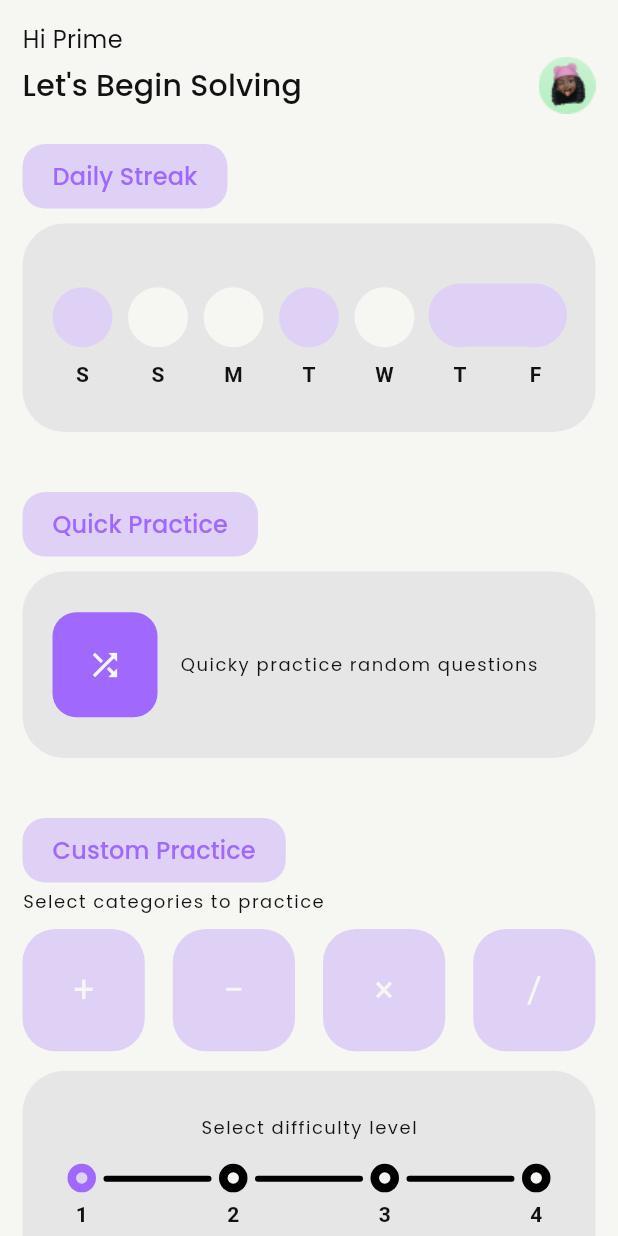
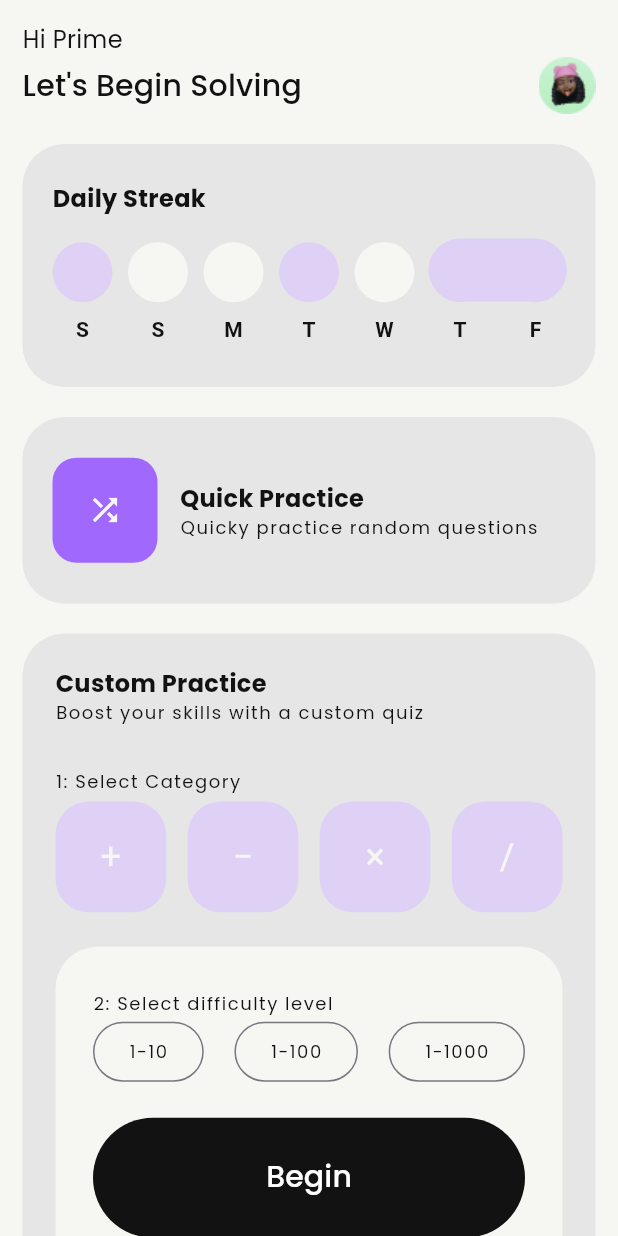
Before and after one commit to prime-infinity/numeracy_app, a Flutter app: the screen it shows after launch, on a phone screen of 412 x 824 dp. Run offline on Flutter 3.47's test engine with Material 3 defaults, Android fonts, the phone set to English and light mode, and no system bars; our stand-ins replace flutter_riverpod, go_router, google_fonts, riverpod_annotation; generated files the repository leaves out were written again.

Commit message:
done done ui overhall

```diff
--- a/lib/screens/home/animated_tab_button.dart
+++ b/lib/screens/home/animated_tab_button.dart
@@ -67,19 +67,19 @@ class _AnimatedTabButtonState extends State<AnimatedTabButton>
       child: AnimatedContainer(
         duration: const Duration(milliseconds: 300),
         curve: Curves.easeInOut,
+        padding: const EdgeInsets.all(10),
         decoration: BoxDecoration(
-          color:
-              widget.isSelected ? AppColors.cardGrey : AppColors.primaryAccent,
+          color: widget.isSelected ? AppColors.white : AppColors.primaryAccent,
           borderRadius: BorderRadius.vertical(
             top: const Radius.circular(22),
             bottom: Radius.circular(widget.isSelected ? 0 : 22),
           ),
         ),
         child: Padding(
-          padding: const EdgeInsets.all(10.0),
+          padding: const EdgeInsets.all(0),
           child: SizedBox(
-            width: 61.5,
-            height: 61.5,
+            width: 53.77,
+            height: 53.77,
             child: ClipRRect(
               borderRadius: BorderRadius.circular(18),
               child: Stack(
@@ -93,7 +93,7 @@ class _AnimatedTabButtonState extends State<AnimatedTabButton>
                     animation: _animation,
                     builder: (context, child) {
                       return CustomPaint(
-                        size: const Size(61.5, 61.5),
+                        size: const Size(53.77, 53.77),
                         painter: RadialSpreadPainter(
                           animation: _animation.value,
                           primaryColor: AppColors.primaryColor,
@@ -167,10 +167,10 @@ class AnimatedExtensionContainer extends StatelessWidget {
         isSelected ? ((animationProgress - 0.7) / 0.3).clamp(0.0, 1.0) : 0.0;
 
     return CustomPaint(
-      size: const Size(81.0, 17.0),
+      size: const Size(73.77, 25),
       painter: ExtensionPainter(
         progress: fillProgress,
-        color: AppColors.cardGrey,
+        color: AppColors.white,
       ),
     );
   }
--- a/lib/screens/home/daily_streak.dart
+++ b/lib/screens/home/daily_streak.dart
@@ -1,4 +1,5 @@
 import 'package:flutter/material.dart';
+import 'package:numeracy_app/shared/texts/styled_text.dart';
 //import 'package:numeracy_app/shared/texts/styled_text.dart';
 import 'package:numeracy_app/theme.dart';
 
@@ -27,6 +28,7 @@ class DailyStreak extends StatelessWidget {
       child: Column(
         crossAxisAlignment: CrossAxisAlignment.start,
         children: [
+          StyledMediumText("Daily Streak", AppColors.black, true),
           const SizedBox(height: 14),
           SizedBox(
             height:
--- a/lib/screens/home/home.dart
+++ b/lib/screens/home/home.dart
@@ -2,7 +2,6 @@ import 'package:flutter/material.dart';
 import 'package:go_router/go_router.dart';
 import 'package:numeracy_app/screens/home/daily_streak.dart';
 import 'package:numeracy_app/screens/home/multi_selectable_tabs.dart';
-import 'package:numeracy_app/shared/pills/styled_pill.dart';
 import 'package:numeracy_app/shared/texts/styled_text.dart';
 import 'package:numeracy_app/theme.dart';
 
@@ -33,7 +32,7 @@ class _HomeState extends State<Home> {
                 Column(
                   crossAxisAlignment: CrossAxisAlignment.start,
                   children: [
-                    StyledMediumText("Hi Prime", AppColors.black),
+                    StyledMediumText("Hi Prime", AppColors.black, false),
                     Row(
                       mainAxisAlignment: MainAxisAlignment.spaceBetween,
                       children: [
@@ -49,12 +48,9 @@ class _HomeState extends State<Home> {
                   ],
                 ),
                 const SizedBox(height: 20),
-                const StyledPill(text: "Daily Streak"),
-                const SizedBox(height: 10),
+
                 const DailyStreak(),
-                const SizedBox(height: 40),
-                const StyledPill(text: "Quick Practice"),
-                const SizedBox(height: 10),
+                const SizedBox(height: 20),
                 GestureDetector(
                   onTap: () {
                     context.go('/questions');
@@ -88,6 +84,8 @@ class _HomeState extends State<Home> {
                               crossAxisAlignment: CrossAxisAlignment.start,
                               mainAxisAlignment: MainAxisAlignment.center,
                               children: [
+                                StyledMediumText(
+                                    "Quick Practice", AppColors.black, true),
                                 StyledSmallText(
                                     "Quicky practice random questions",
                                     AppColors.black)
@@ -99,15 +97,29 @@ class _HomeState extends State<Home> {
                     ),
                   ),
                 ),
-                const SizedBox(height: 40), // Add some spacing
-                const StyledPill(text: "Custom Practice"),
-                const SizedBox(
-                  height: 5,
-                ),
-                StyledSmallText(
-                    "Select categories to practice", AppColors.black),
-                const SizedBox(height: 10),
-                const MultiSelectableTabs(),
+                const SizedBox(height: 20), // Add some spacing
+
+                Container(
+                    padding: const EdgeInsets.symmetric(
+                        horizontal: 22, vertical: 22),
+                    decoration: BoxDecoration(
+                        color: AppColors.cardGrey,
+                        borderRadius:
+                            BorderRadius.circular(AppDimensions.cardRadius)),
+                    child: Column(
+                      crossAxisAlignment: CrossAxisAlignment.start,
+                      children: [
+                        StyledMediumText(
+                            "Custom Practice", AppColors.black, true),
+                        StyledSmallText("Boost your skills with a custom quiz",
+                            AppColors.black),
+                        const SizedBox(height: 30),
+                        StyledSmallText("1: Select Category", AppColors.black),
+                        const SizedBox(height: 5),
+                        const MultiSelectableTabs(),
+                      ],
+                    )),
+                const SizedBox(height: 20)
               ],
             ),
           ),
--- a/lib/screens/home/level_selector.dart
+++ /dev/null
@@ -1,190 +0,0 @@
-import 'package:flutter/material.dart';
-import 'package:numeracy_app/theme.dart';
-
-class LevelInfo {
-  final String range;
-  final String description;
-
-  const LevelInfo({required this.range, required this.description});
-}
-
-class LevelSelector extends StatelessWidget {
-  final int selectedLevel;
-  final Function(int) onLevelSelected;
-  final double circleSize;
-  final double lineWidth;
-  final double spacing;
-
-  final Map<int, LevelInfo> levelDescriptions = const {
-    1: LevelInfo(range: "1-10", description: "even numbers"),
-    2: LevelInfo(range: "1-40", description: "even numbers"),
-    3: LevelInfo(range: "1-50", description: "odd and even numbers"),
-    4: LevelInfo(range: "1-100", description: "odd and even numbers"),
-  };
-
-  const LevelSelector({
-    super.key,
-    required this.selectedLevel,
-    required this.onLevelSelected,
-    this.circleSize = 19.0,
-    this.lineWidth = 72.0,
-    this.spacing = 5.0,
-  });
-
-  double get totalWidth => 4 * circleSize + 3 * (lineWidth + 2 * spacing);
-
-  @override
-  Widget build(BuildContext context) {
-    return SizedBox(
-      width: totalWidth,
-      child: Column(
-        children: [
-          // Level selector row
-          Row(
-            mainAxisAlignment: MainAxisAlignment.center,
-            children: List.generate(4, (index) {
-              final level = index + 1;
-              return Row(
-                crossAxisAlignment: CrossAxisAlignment.center,
-                children: [
-                  Column(
-                    mainAxisSize: MainAxisSize.min,
-                    children: [
-                      GestureDetector(
-                        onTap: () => onLevelSelected(level),
-                        child: Container(
-                          width: circleSize,
-                          height: circleSize,
-                          decoration: BoxDecoration(
-                            shape: BoxShape.circle,
-                            color: level <= selectedLevel
-                                ? AppColors.primaryColor
-                                : Colors.black,
-                          ),
-                          child: Center(
-                            child: Container(
-                              width: circleSize * 0.4,
-                              height: circleSize * 0.4,
-                              decoration: BoxDecoration(
-                                shape: BoxShape.circle,
-                                color: level <= selectedLevel
-                                    ? AppColors.primaryAccent
-                                    : AppColors.white,
-                              ),
-                            ),
-                          ),
-                        ),
-                      ),
-                      SizedBox(height: spacing),
-                      Text(
-                        '$level',
-                        style: TextStyle(
-                          fontSize: 14,
-                          fontWeight: FontWeight.bold,
-                          color: AppColors.black,
-                        ),
-                      ),
-                    ],
-                  ),
-                  if (index < 3)
-                    Container(
-                      width: lineWidth,
-                      height: 4,
-                      margin: EdgeInsets.symmetric(horizontal: spacing),
-                      decoration: BoxDecoration(
-                        color: level < selectedLevel
-                            ? AppColors.primaryColor
-                            : Colors.black,
-                        borderRadius: BorderRadius.circular(2),
-                      ),
-                      transform:
-                          Matrix4.translationValues(0, -(spacing + 7), 0),
-                    ),
-                ],
-              );
-            }),
-          ),
-
-          const SizedBox(height: 16),
-
-          // Description container with tooltip
-          Stack(
-            clipBehavior: Clip.none,
-            children: [
-              // Main description container
-              Container(
-                width: totalWidth,
-                padding: const EdgeInsets.all(12),
-                decoration: BoxDecoration(
-                  color: AppColors.primaryAccent,
-                  borderRadius: BorderRadius.only(
-                      topLeft: const Radius.circular(0),
-                      topRight: const Radius.circular(0),
-                      bottomLeft: Radius.circular(AppDimensions.cardRadius - 8),
-                      bottomRight:
-                          Radius.circular(AppDimensions.cardRadius - 8)),
-                  border: Border.all(
-                    color: AppColors.primaryColor,
-                    width: 1,
-                  ),
-                ),
-                child: AnimatedSwitcher(
-                  duration: const Duration(milliseconds: 300),
-                  child: Text(
-                    '${levelDescriptions[selectedLevel]?.range}, ${levelDescriptions[selectedLevel]?.description}',
-                    key: ValueKey(selectedLevel),
-                    style: TextStyle(
-                      fontSize: 12,
-                      color: AppColors.primaryColor,
-                      fontWeight: FontWeight.bold,
-                    ),
-                    textAlign: TextAlign.center,
-                  ),
-                ),
-              ),
-
-              // Tooltip triangle
-              AnimatedPositioned(
-                duration: const Duration(milliseconds: 300),
-                curve: Curves.easeInOut,
-                top: -10,
-                left: (selectedLevel - 1) *
-                        (circleSize + lineWidth + 2 * spacing) +
-                    (circleSize / 2) -
-                    10,
-                child: CustomPaint(
-                  size: const Size(20, 10),
-                  painter: TooltipTrianglePainter(AppColors.primaryColor),
-                ),
-              ),
-            ],
-          ),
-        ],
-      ),
-    );
-  }
-}
-
-class TooltipTrianglePainter extends CustomPainter {
-  final Color color;
-
-  TooltipTrianglePainter(this.color);
-
-  @override
-  void paint(Canvas canvas, Size size) {
-    final paint = Paint()
-      ..color = color
-      ..style = PaintingStyle.fill;
-
-    final path = Path()
-      ..moveTo(size.width / 2, 0)
-      ..lineTo(0, size.height)
-      ..lineTo(size.width, size.height)
-      ..close();
-
-    canvas.drawPath(path, paint);
-  }
-
-  @override
-  bool shouldRepaint(covariant CustomPainter oldDelegate) => false;
-}
--- a/lib/screens/home/multi_selectable_tabs.dart
+++ b/lib/screens/home/multi_selectable_tabs.dart
@@ -1,6 +1,5 @@
 import 'package:flutter/material.dart';
 import 'package:numeracy_app/screens/home/animated_tab_button.dart';
-import 'package:numeracy_app/screens/home/level_selector.dart';
 import 'package:numeracy_app/shared/buttons/styled_button.dart';
 import 'package:numeracy_app/shared/texts/styled_text.dart';
 import 'package:numeracy_app/theme.dart';
@@ -16,7 +15,6 @@ class MultiSelectableTabsState extends State<MultiSelectableTabs> {
   // Track selected tabs
   final List<bool> _selectedTabs = [false, false, false, false];
   final List<double> _animationProgress = [1.0, 0.0, 0.0, 0.0];
-  int _selectedLevel = 1;
 
   // Tab data
   final List<Map<String, String>> _tabs = [
@@ -33,7 +31,7 @@ class MultiSelectableTabsState extends State<MultiSelectableTabs> {
         Stack(children: [
           // Tab row
           Padding(
-            padding: const EdgeInsets.only(bottom: 13.0),
+            padding: const EdgeInsets.only(bottom: 23.0),
             child: Row(
               mainAxisAlignment: MainAxisAlignment.spaceBetween,
               children: List.generate(
@@ -50,7 +48,7 @@ class MultiSelectableTabsState extends State<MultiSelectableTabs> {
           duration: const Duration(milliseconds: 300), // Animation duration
           curve: Curves.easeInOut,
           decoration: BoxDecoration(
-            color: AppColors.cardGrey, // Background color of the container
+            color: AppColors.white, // Background color of the container
             borderRadius: BorderRadius.only(
               bottomLeft: Radius.circular(
                   AppDimensions.cardRadius), // Adjust the radius as needed
@@ -63,31 +61,30 @@ class MultiSelectableTabsState extends State<MultiSelectableTabs> {
             ),
           ),
           child: Padding(
-            padding: const EdgeInsets.symmetric(horizontal: 12.0, vertical: 30),
+            padding: const EdgeInsets.symmetric(horizontal: 25.0, vertical: 30),
             child: Column(
               crossAxisAlignment: CrossAxisAlignment.start,
               children: [
-                Center(
-                    child: StyledSmallText(
-                        "Select difficulty level", AppColors.black)),
-                const SizedBox(height: 16),
+                StyledSmallText("2: Select difficulty level", AppColors.black),
                 //difficulty slider
-                Center(
-                  child: LevelSelector(
-                      selectedLevel: _selectedLevel,
-                      onLevelSelected: (level) {
-                        setState(() {
-                          // Update your selected level
-                          //print(level);
-                          _selectedLevel = level;
-                        });
-                      }),
+                Row(
+                  mainAxisAlignment: MainAxisAlignment.spaceBetween,
+                  children: [
+                    OutlinedButton(
+                        onPressed: () {},
+                        child: StyledSmallText("1-10", AppColors.black)),
+                    OutlinedButton(
+                        onPressed: () {},
+                        child: StyledSmallText("1-100", AppColors.black)),
+                    OutlinedButton(
+                        onPressed: () {},
+                        child: StyledSmallText("1-1000", AppColors.black))
+                  ],
                 ),
-                const SizedBox(height: 16),
+                const SizedBox(height: 20),
                 Center(
                     child: StyledButton(
                   text: "Begin",
-                  width: 251,
                   onPressed: () {},
                   backgroundColor: AppColors.black,
                 ))
--- a/lib/screens/questions/question.dart
+++ b/lib/screens/questions/question.dart
@@ -18,7 +18,7 @@ class Question extends ConsumerStatefulWidget {
 
 class _QuestionState extends ConsumerState<Question> {
   final _pageController = PageController(
-    viewportFraction: 0.9,
+    viewportFraction: 0.95,
   );
 
   double _currentPage = 0;
--- a/lib/shared/pills/styled_pill.dart
+++ /dev/null
@@ -1,25 +0,0 @@
-import 'package:flutter/material.dart';
-import 'package:numeracy_app/shared/texts/styled_text.dart';
-import 'package:numeracy_app/theme.dart';
-
-class StyledPill extends StatelessWidget {
-  const StyledPill({
-    super.key,
-    required this.text,
-  });
-  final String text;
-
-  @override
-  Widget build(Object context) {
-    return Container(
-      padding: const EdgeInsets.symmetric(horizontal: 20, vertical: 10),
-      decoration: BoxDecoration(
-          color: AppColors.primaryAccent,
-          borderRadius: BorderRadius.circular(15)),
-      child: StyledTitleSmallText(
-        text,
-        AppColors.primaryColor,
-      ),
-    );
-  }
-}
--- a/lib/shared/texts/styled_text.dart
+++ b/lib/shared/texts/styled_text.dart
@@ -17,16 +17,19 @@ class StyledSmallText extends StatelessWidget {
 }
 
 class StyledMediumText extends StatelessWidget {
-  const StyledMediumText(this.text, this.color, {super.key});
+  const StyledMediumText(this.text, this.color, this.isBold, {super.key});
   final String text;
   final Color color;
+  final bool isBold;
 
   @override
   Widget build(BuildContext context) {
     return Text(
       text,
       style: GoogleFonts.poppins(
-          textStyle: Theme.of(context).textTheme.bodyMedium, color: color),
+          textStyle: Theme.of(context).textTheme.bodyMedium,
+          color: color,
+          fontWeight: isBold ? FontWeight.bold : null),
     );
   }
 }
```
Also changed, not shown: 4 other files.
